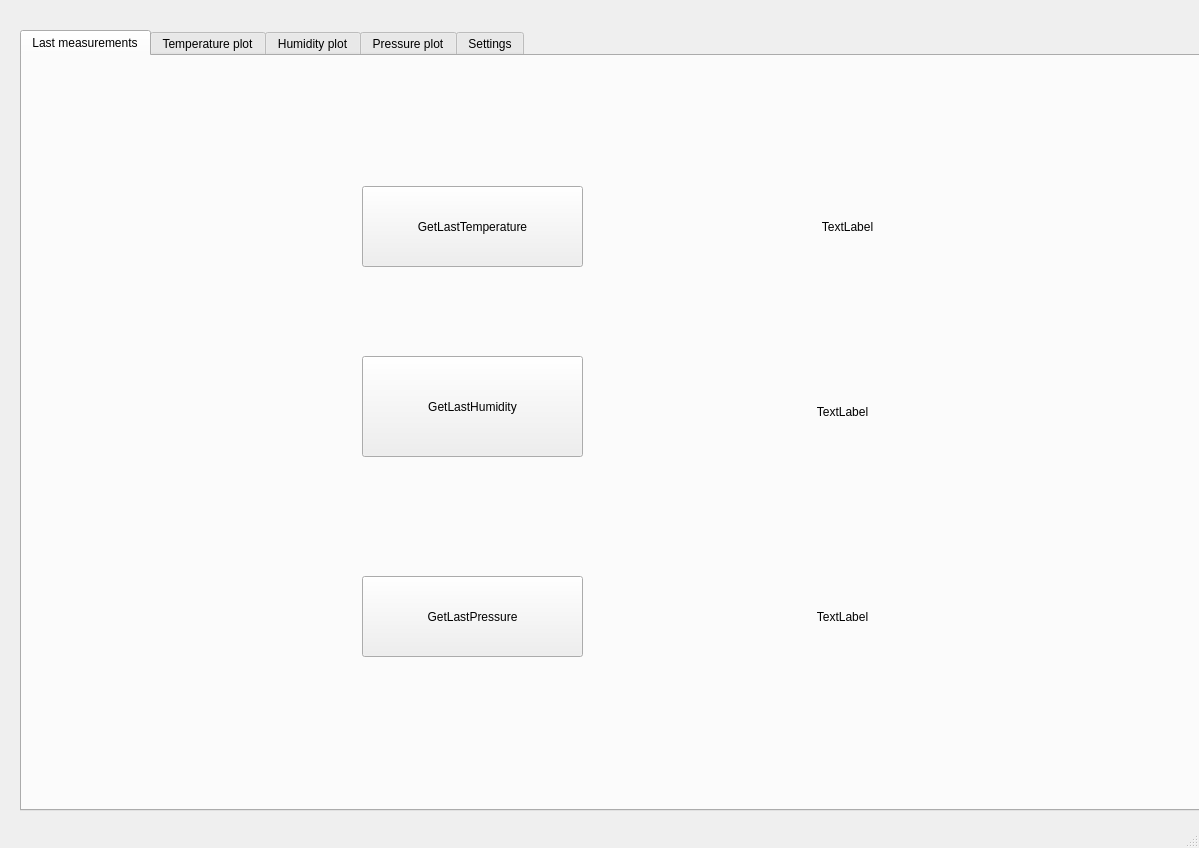
krzysiubera/swaw-project, file python_app/designer/app_gui.ui: the form before one commit.
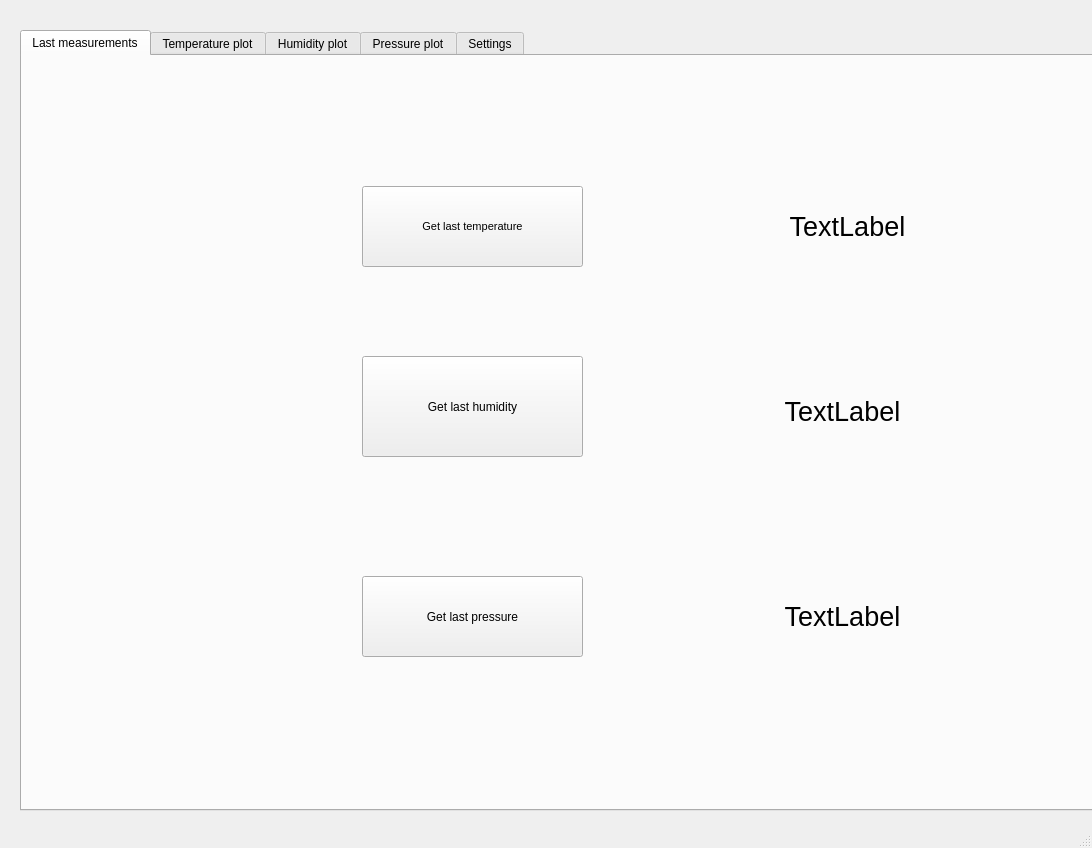
The form after the commit. The open tabs and pages were chosen to show the change. Custom widgets are drawn as their Qt base class.

Commit message: - changes in UI: bigger plots, bigger labels - change docstrings in Controller class

Diff of the .ui file:
```diff
--- a/python_app/designer/app_gui.ui
+++ b/python_app/designer/app_gui.ui
@@ -6,7 +6,7 @@
    <rect>
     <x>0</x>
     <y>0</y>
-    <width>1199</width>
+    <width>1092</width>
     <height>848</height>
    </rect>
   </property>
@@ -39,8 +39,13 @@
         <height>81</height>
        </rect>
       </property>
+      <property name="font">
+       <font>
+        <pointsize>8</pointsize>
+       </font>
+      </property>
       <property name="text">
-       <string>GetLastTemperature</string>
+       <string>Get last temperature</string>
       </property>
      </widget>
      <widget class="QPushButton" name="humidity_button">
@@ -53,7 +58,7 @@
        </rect>
       </property>
       <property name="text">
-       <string>GetLastHumidity</string>
+       <string>Get last humidity</string>
       </property>
      </widget>
      <widget class="QPushButton" name="pressure_button">
@@ -66,7 +71,7 @@
        </rect>
       </property>
       <property name="text">
-       <string>GetLastPressure</string>
+       <string>Get last pressure</string>
       </property>
      </widget>
      <widget class="QLabel" name="pressure_label">
@@ -78,6 +83,11 @@
         <height>81</height>
        </rect>
       </property>
+      <property name="font">
+       <font>
+        <pointsize>20</pointsize>
+       </font>
+      </property>
       <property name="text">
        <string>TextLabel</string>
       </property>
@@ -94,6 +104,11 @@
         <height>91</height>
        </rect>
       </property>
+      <property name="font">
+       <font>
+        <pointsize>20</pointsize>
+       </font>
+      </property>
       <property name="text">
        <string>TextLabel</string>
       </property>
@@ -110,6 +125,11 @@
         <height>81</height>
        </rect>
       </property>
+      <property name="font">
+       <font>
+        <pointsize>20</pointsize>
+       </font>
+      </property>
       <property name="text">
        <string>TextLabel</string>
       </property>
```
Left out of the diff: 42 changed lines with no effect on the pictures. The commit also changes 2 other files.
